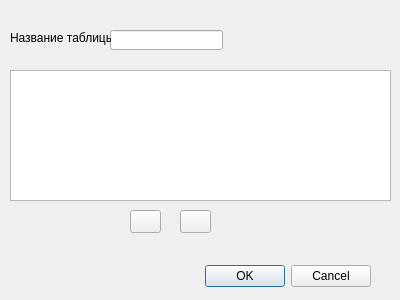
This is MainForm/tablesetting.ui in Hronbox/CASE_SWDEP as Qt 5 draws it before an edit. The edited form follows.
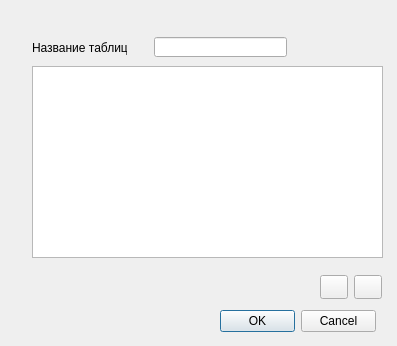
This is the edited form. Icons and pictures are not drawn.

Diff of the .ui file:
```diff
--- a/MainForm/tablesetting.ui
+++ b/MainForm/tablesetting.ui
@@ -6,22 +6,28 @@
    <rect>
     <x>0</x>
     <y>0</y>
-    <width>400</width>
-    <height>300</height>
+    <width>397</width>
+    <height>346</height>
    </rect>
   </property>
   <property name="windowTitle">
-   <string>Dialog</string>
+   <string>Настройки таблицы</string>
   </property>
   <widget class="QDialogButtonBox" name="buttonBox">
    <property name="geometry">
     <rect>
-     <x>30</x>
-     <y>260</y>
-     <width>341</width>
-     <height>32</height>
+     <x>220</x>
+     <y>310</y>
+     <width>156</width>
+     <height>23</height>
     </rect>
    </property>
+   <property name="sizePolicy">
+    <sizepolicy hsizetype="Maximum" vsizetype="Maximum">
+     <horstretch>0</horstretch>
+     <verstretch>0</verstretch>
+    </sizepolicy>
+   </property>
    <property name="orientation">
     <enum>Qt::Horizontal</enum>
    </property>
@@ -29,48 +35,75 @@
     <set>QDialogButtonBox::Cancel|QDialogButtonBox::Ok</set>
    </property>
   </widget>
-  <widget class="QLineEdit" name="lineEdit">
+  <widget class="QTableView" name="tableViewSitting">
    <property name="geometry">
     <rect>
-     <x>110</x>
-     <y>30</y>
-     <width>113</width>
-     <height>20</height>
+     <x>32</x>
+     <y>66</y>
+     <width>351</width>
+     <height>192</height>
     </rect>
    </property>
+   <property name="sizePolicy">
+    <sizepolicy hsizetype="Maximum" vsizetype="Maximum">
+     <horstretch>0</horstretch>
+     <verstretch>0</verstretch>
+    </sizepolicy>
+   </property>
   </widget>
   <widget class="QLabel" name="label">
    <property name="geometry">
     <rect>
-     <x>10</x>
-     <y>30</y>
-     <width>101</width>
+     <x>32</x>
+     <y>40</y>
+     <width>95</width>
      <height>16</height>
     </rect>
    </property>
+   <property name="sizePolicy">
+    <sizepolicy hsizetype="Maximum" vsizetype="Maximum">
+     <horstretch>0</horstretch>
+     <verstretch>0</verstretch>
+    </sizepolicy>
+   </property>
    <property name="text">
     <string>Название таблицы</string>
    </property>
   </widget>
-  <widget class="QTableView" name="tableViewSitting">
+  <widget class="QLineEdit" name="lineEdit">
    <property name="geometry">
     <rect>
-     <x>10</x>
-     <y>70</y>
-     <width>381</width>
-     <height>131</height>
+     <x>154</x>
+     <y>37</y>
+     <width>133</width>
+     <height>20</height>
     </rect>
    </property>
+   <property name="sizePolicy">
+    <sizepolicy hsizetype="Maximum" vsizetype="Maximum">
+     <horstretch>0</horstretch>
+     <verstretch>0</verstretch>
+    </sizepolicy>
+   </property>
   </widget>
   <widget class="QPushButton" name="PlusItem">
+   <property name="enabled">
+    <bool>true</bool>
+   </property>
    <property name="geometry">
     <rect>
-     <x>130</x>
-     <y>210</y>
-     <width>31</width>
-     <height>23</height>
+     <x>320</x>
+     <y>275</y>
+     <width>28</width>
+     <height>24</height>
     </rect>
    </property>
+   <property name="sizePolicy">
+    <sizepolicy hsizetype="Maximum" vsizetype="Maximum">
+     <horstretch>0</horstretch>
+     <verstretch>0</verstretch>
+    </sizepolicy>
+   </property>
    <property name="text">
     <string/>
    </property>
@@ -82,12 +115,18 @@
   <widget class="QPushButton" name="MinusItem">
    <property name="geometry">
     <rect>
-     <x>180</x>
-     <y>210</y>
-     <width>31</width>
-     <height>23</height>
+     <x>354</x>
+     <y>275</y>
+     <width>28</width>
+     <height>24</height>
     </rect>
    </property>
+   <property name="sizePolicy">
+    <sizepolicy hsizetype="Maximum" vsizetype="Maximum">
+     <horstretch>0</horstretch>
+     <verstretch>0</verstretch>
+    </sizepolicy>
+   </property>
    <property name="text">
     <string/>
    </property>
@@ -96,6 +135,12 @@
      <normaloff>ico/subtract.ico</normaloff>ico/subtract.ico</iconset>
    </property>
   </widget>
+  <zorder>PlusItem</zorder>
+  <zorder>MinusItem</zorder>
+  <zorder>buttonBox</zorder>
+  <zorder>tableViewSitting</zorder>
+  <zorder>lineEdit</zorder>
+  <zorder>label</zorder>
  </widget>
  <resources/>
  <connections>
```
Left out of the diff: 32 changed lines with no effect on the pictures.
